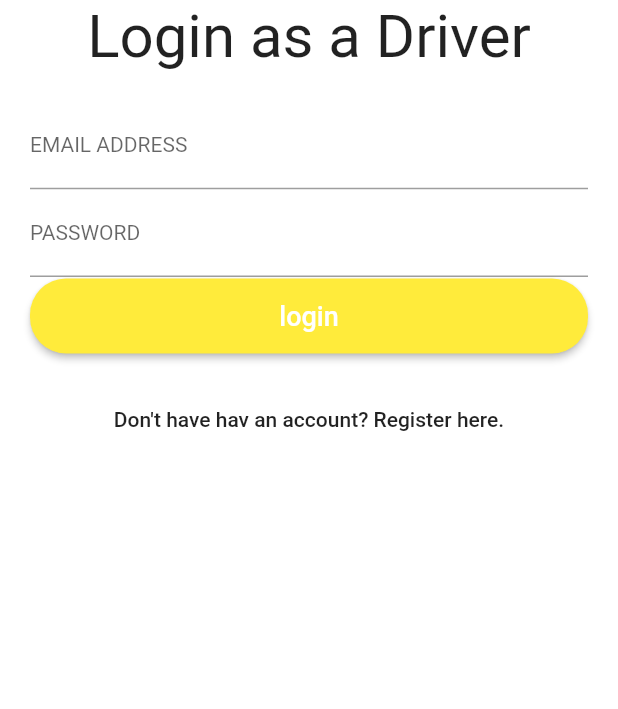
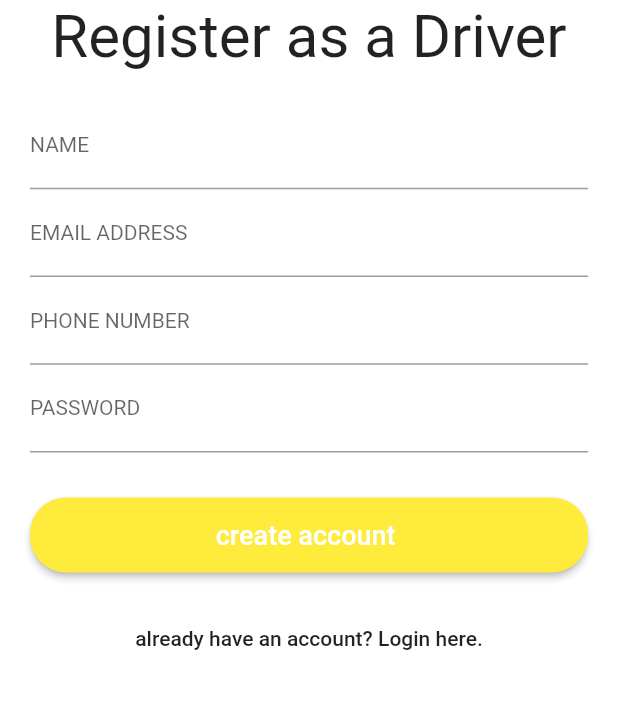
Before and after one commit to Gebeta/Gebeta-driver-app, a Flutter app: the screen it shows after launch, on a phone screen of 412 x 824 dp, the part 428-1137 px from its top. Run offline on Flutter 3.47's test engine with Material 2 defaults, Android fonts, the phone set to English and light mode, and no system bars.

Commit message:
Drivers Login

```diff
--- a/lib/AllScrees/loginscreen.dart
+++ b/lib/AllScrees/loginscreen.dart
@@ -56,7 +56,7 @@ class LoginScreen extends StatelessWidget {
                   ),
                   style: TextStyle(fontSize: 16.0),
                 ),
-                SizedBox(height: 1.0,),
+                SizedBox(height: 40.0,),
                 RaisedButton(
                   color:  Colors.yellow,
                   textColor: Colors.white,
@@ -87,7 +87,7 @@ class LoginScreen extends StatelessWidget {
               print("cliked");
             } ,
             child: Text(
-              "Don't have hav an account? Register here.",
+              "Don't have hav an account? Register here as a driver.",
             ),
          )
 
--- /dev/null
+++ b/lib/AllScrees/signinscreen.dart
@@ -0,0 +1,131 @@
+import 'package:flutter/material.dart';
+
+class SigninScreen extends StatelessWidget {
+  @override
+  Widget build(BuildContext context) {
+    return Scaffold(
+        backgroundColor: Colors.white,
+        body:Column(
+          children: [
+            SizedBox(height:35.0,),
+            Image(
+              image: AssetImage("images/logo_1.png"),
+              width: 10000.0,
+              height: 250.0,
+              alignment: Alignment.center,
+            ),
+            SizedBox(height: 1.0,),
+            Text(
+              "Register as a Driver",
+              style: TextStyle(fontSize: 40.0 ),
+              textAlign: TextAlign.center,
+            ),
+
+
+            Padding(
+              padding: EdgeInsets.all(20.0),
+              child: Column(
+                children:
+
+                [SizedBox(height: 1.0,),
+              TextField(
+                keyboardType: TextInputType.text,
+                decoration: InputDecoration(
+                  labelText: "NAME",
+                  labelStyle: TextStyle(
+                    fontSize: 14.0,
+                  ),
+                  hintStyle: TextStyle(
+                    color: Colors.deepOrange,
+                    fontSize: 10.0,
+                  ),
+                ),
+                style: TextStyle(fontSize: 16.0),
+              ),
+
+                SizedBox(height: 1.0,),
+                  TextField(
+                    keyboardType: TextInputType.emailAddress,
+                    decoration: InputDecoration(
+                      labelText: "EMAIL ADDRESS",
+                      labelStyle: TextStyle(
+                        fontSize: 14.0,
+                      ),
+                      hintStyle: TextStyle(
+                        color: Colors.deepOrange,
+                        fontSize: 10.0,
+                      ),
+                    ),
+                    style: TextStyle(fontSize: 16.0),
+                  ),
+              SizedBox(height: 1.0,),
+                TextField(
+                  keyboardType: TextInputType.phone ,
+                  decoration: InputDecoration(
+                    labelText: "PHONE NUMBER",
+                    labelStyle: TextStyle(
+                      fontSize: 14.0,
+                    ),
+                    hintStyle: TextStyle(
+                      color: Colors.deepOrange,
+                      fontSize: 10.0,
+                    ),
+                  ),
+                  style: TextStyle(fontSize: 16.0),
+                ),
+                  SizedBox(height: 1.0,),
+                  TextField(
+                    obscureText: true,
+                    decoration: InputDecoration(
+                      labelText: "PASSWORD",
+                      labelStyle: TextStyle(
+                        fontSize: 14.0,
+                      ),
+                      hintStyle: TextStyle(
+                        color: Colors.deepOrange,
+                        fontSize: 10.0,
+                      ),
+                    ),
+                    style: TextStyle(fontSize: 16.0),
+                  ),
+                  SizedBox(height: 30.0,),
+                  RaisedButton(
+                    color:  Colors.yellow,
+                    textColor: Colors.white,
+                    child: Container(
+                      height: 50.0,
+                      child: Center(
+                        child: Text(
+                          "create account ",
+                          style: TextStyle(fontSize: 18.0),
+                        ),
+                      ),
+                    ),
+                    shape: new RoundedRectangleBorder(
+                        borderRadius: new BorderRadius.circular(24.0)
+                    ),
+                    onPressed: (){
+                      print("login button iss clicked");
+                    }
+                    ,
+                  )
+                ],
+              ),
+            ),
+
+            FlatButton(
+              onPressed: ()
+              {
+                print("clicked");
+              } ,
+              child: Text(
+                "already have an account? Login here.",
+              ),
+            )
+
+          ],
+
+        )
+    );
+  }
+}
--- a/lib/main.dart
+++ b/lib/main.dart
@@ -1,5 +1,6 @@
 import 'package:app_drivers/AllScrees/loginscreen.dart';
 import 'package:app_drivers/AllScrees/mainscreen.dart';
+import 'package:app_drivers/AllScrees/signinscreen.dart';
 import 'package:flutter/material.dart';
 
 void main() {
@@ -16,7 +17,7 @@ class MyApp extends StatelessWidget {
 
         primarySwatch: Colors.blue,
       ),
-      home: LoginScreen(),
+      home:SigninScreen(),
       debugShowCheckedModeBanner: false,
     );
   }
@@ -25,14 +26,6 @@ class MyApp extends StatelessWidget {
 class MyHomePage extends StatefulWidget {
   MyHomePage({Key? key, required this.title}) : super(key: key);
 
-  // This widget is the home page of your application. It is stateful, meaning
-  // that it has a State object (defined below) that contains fields that affect
-  // how it looks.
-
-  // This class is the configuration for the state. It holds the values (in this
-  // case the title) provided by the parent (in this case the App widget) and
-  // used by the build method of the State. Fields in a Widget subclass are
-  // always marked "final".
 
   final String title;
 
@@ -45,11 +38,7 @@ class _MyHomePageState extends State<MyHomePage> {
 
   void _incrementCounter() {
     setState(() {
-      // This call to setState tells the Flutter framework that something has
-      // changed in this State, which causes it to rerun the build method below
-      // so that the display can reflect the updated values. If we changed
-      // _counter without calling setState(), then the build method would not be
-      // called again, and so nothing would appear to happen.
+
       _counter++;
     });
   }
```
Also changed, not shown: pubspec.yaml (+5 -38 lines).
